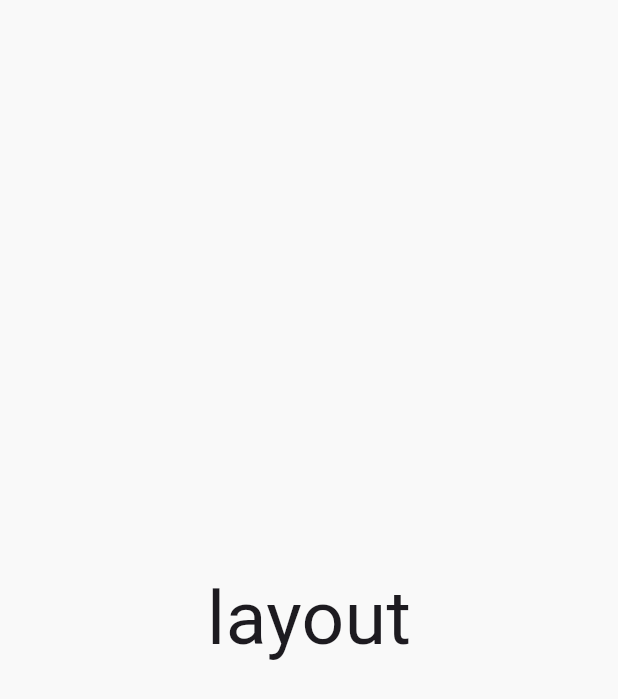
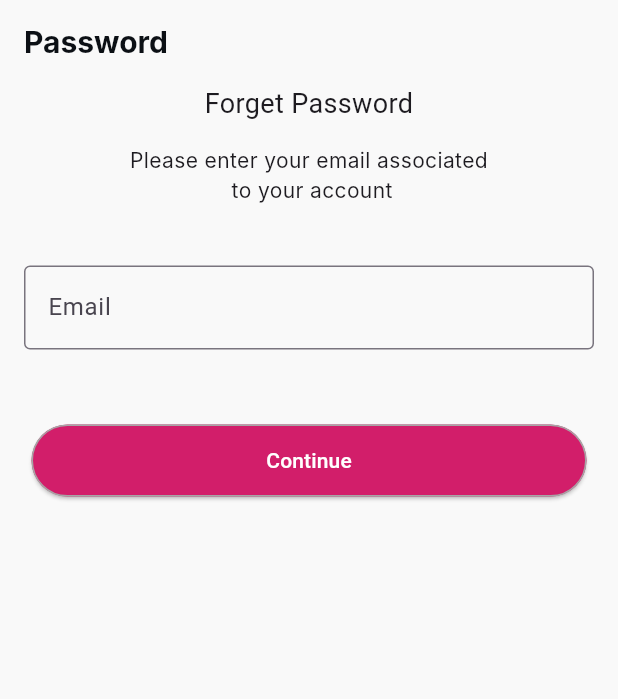
Before and after one commit to bassamsamy/flowers_app, a Flutter app: the screen it shows after launch, on a phone screen of 412 x 824 dp. Shown: the top 699 px of the screen. Run offline on Flutter 3.47's test engine with Material 3 defaults, Android fonts, the phone set to English and light mode, and no system bars; our stand-ins replace dio, get_it, injectable; Roboto replaces fonts that are missing (Inter).

Commit message:
feat(auth): add forgot password functionality

```diff
--- a/lib/core/routes_manager/route_generator.dart
+++ b/lib/core/routes_manager/route_generator.dart
@@ -1,4 +1,5 @@
 import 'package:flowers_app/core/routes_manager/routes_names.dart';
+import 'package:flowers_app/features/auth/forgetPassword/presentation/views/forget-password.dart';
 import 'package:flowers_app/features/layout/presentation/views/layout.dart';
 import 'package:flutter/material.dart';
 
@@ -17,7 +18,11 @@ class RouteGenerator {
           builder: (context) => const Layout(),
           settings: settings,
         );
-
+        case RoutesNames.forgetPassword:
+        return MaterialPageRoute(
+          builder: (context) =>  ForgetPassword(),
+          settings: settings,
+        );
       default:
         return MaterialPageRoute(
           builder: (context) => SplashView(),
--- a/lib/core/routes_manager/routes_names.dart
+++ b/lib/core/routes_manager/routes_names.dart
@@ -1,6 +1,8 @@
 class RoutesNames {
   static const String splash = "/";
   static const String layout = "/layout";
+  static const String forgetPassword = 'forgetPassword';
+
 
 
 }
--- a/lib/core/widgets/CustomBtn.dart
+++ b/lib/core/widgets/CustomBtn.dart
@@ -12,7 +12,7 @@ class Custombtn extends StatelessWidget {
   Widget build(BuildContext context) {
     return SizedBox(
       height: 48,
-      width: 343,
+      width: 370,
       child: ElevatedButton(
           style: ElevatedButton.styleFrom(
               backgroundColor: ispressed ? AppColors.primaryColor : AppColors.backgroundColor,
--- /dev/null
+++ b/lib/features/auth/domain/useCases/forget_password_use_case.dart
@@ -0,0 +1,9 @@
+import 'package:injectable/injectable.dart';
+@injectable
+class ForgetPasswordUseCase {
+  ForgetPasswordUseCase({required this.forgetPasswordRepo});
+  ForgetPasswordRepository forgetPasswordRepo;
+  Future<Result> forgetPassword(String email) async {
+    return forgetPasswordRepo.forgetPassword(email);
+  }
+}
--- /dev/null
+++ b/lib/features/auth/forgetPassword/presentation/views/forget-password.dart
@@ -0,0 +1,78 @@
+import 'package:flowers_app/core/widgets/CustomBtn.dart';
+import 'package:flowers_app/core/widgets/CustomTxtField.dart';
+import 'package:flutter/material.dart';
+
+class ForgetPassword extends StatelessWidget {
+  ForgetPassword({super.key});
+
+  GlobalKey<FormState> _key = GlobalKey();
+  final emailController = TextEditingController();
+  @override
+  Widget build(BuildContext context) {
+    return Scaffold(
+      appBar: AppBar(
+        title:const Text(
+          'Password',
+          style: TextStyle(fontWeight: FontWeight.bold),
+        ),
+      ),
+      body: Padding(
+        padding: const EdgeInsets.symmetric(horizontal: 16),
+        child: Form(
+          key: _key,
+          child: Column(
+            children: [
+              const Center(
+                child: Text(
+                  'Forget Password',
+                  textAlign: TextAlign.center,
+                  style: TextStyle(fontSize: 18),
+                ),
+              ),
+              const SizedBox(
+                height: 15,
+              ),
+               Center(
+                child: Text(
+                  textAlign: TextAlign.center,
+                  'Please enter your email associated\n to your account',
+                  style: TextStyle(
+
+                    fontSize: 14,
+                    fontFamily: Theme.of(context).appBarTheme.titleTextStyle!.fontFamily
+                  ),
+                ),
+              ),
+              const SizedBox(
+                height: 40,
+              ),
+              CustomTxtField(
+                LabelName: 'Email',
+                controller: emailController,
+                onchanged: (val) {
+                  emailController.text = val;
+                },
+                validator: (val) {
+                  if (val == null ||
+                      !val.contains('@') ||
+                      val.trim().isEmpty ||
+                      val.contains(' ')) {
+                    return "Invalid Email";
+                  }
+                },
+              ),
+             const SizedBox(
+                height: 50,
+              ),
+              Custombtn(
+                Name: 'Continue',
+                onPressed: () {
+                },
+              )
+            ],
+          ),
+        ),
+      ),
+    );
+  }
+}
--- a/lib/main.dart
+++ b/lib/main.dart
@@ -1,5 +1,6 @@
 import 'package:flowers_app/core/app_theme/my_theme_data.dart';
 import 'package:flowers_app/core/routes_manager/route_generator.dart';
+import 'package:flowers_app/core/routes_manager/routes_names.dart';
 import 'package:flutter/material.dart';
 
 void main() {
@@ -14,6 +15,7 @@ class MyApp extends StatelessWidget {
     return MaterialApp(
       debugShowCheckedModeBanner: false,
       onGenerateRoute: RouteGenerator.generateRoutes,
+      initialRoute: RoutesNames.forgetPassword,
       title: "Flowers App",
       theme: AppTheme.myTheme,
     );
```
Also changed, not shown: pubspec.lock.
